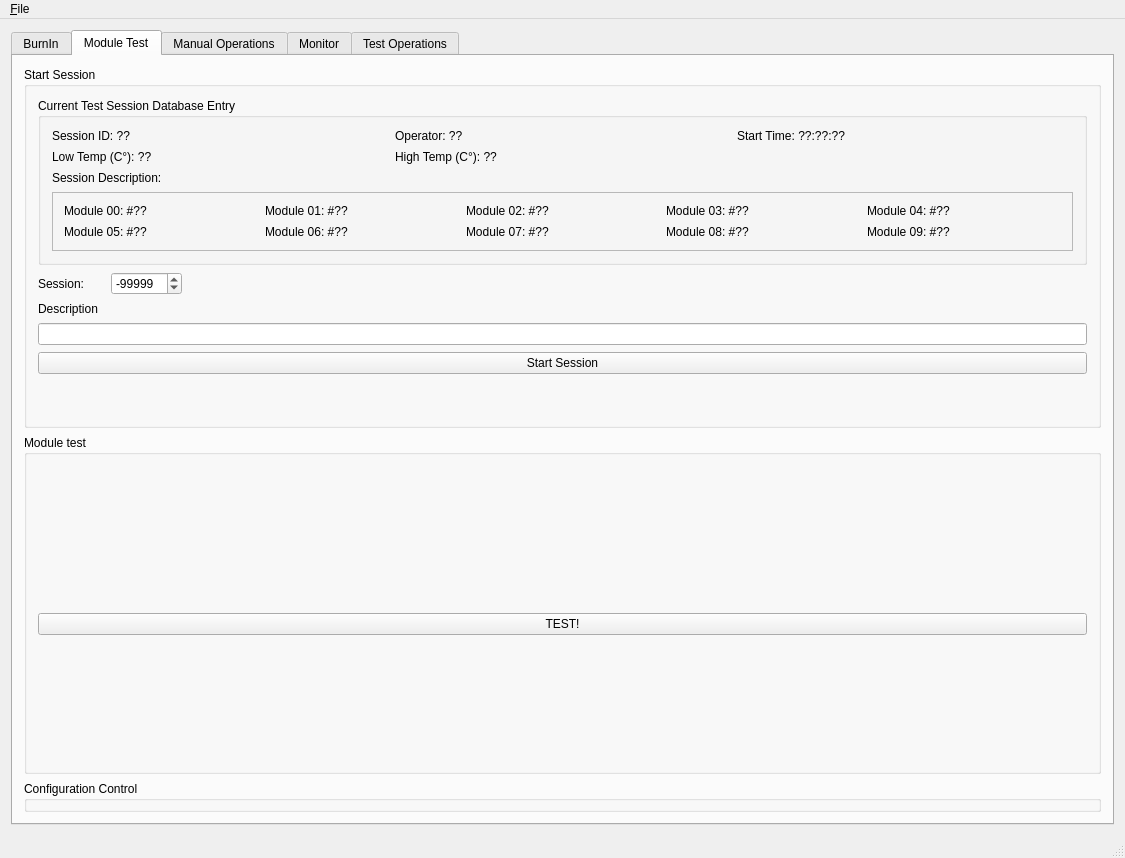
This is GUI.ui in pisaoutertracker/BurnIn_Controller as Qt 5 draws it before an edit. The edited form follows.
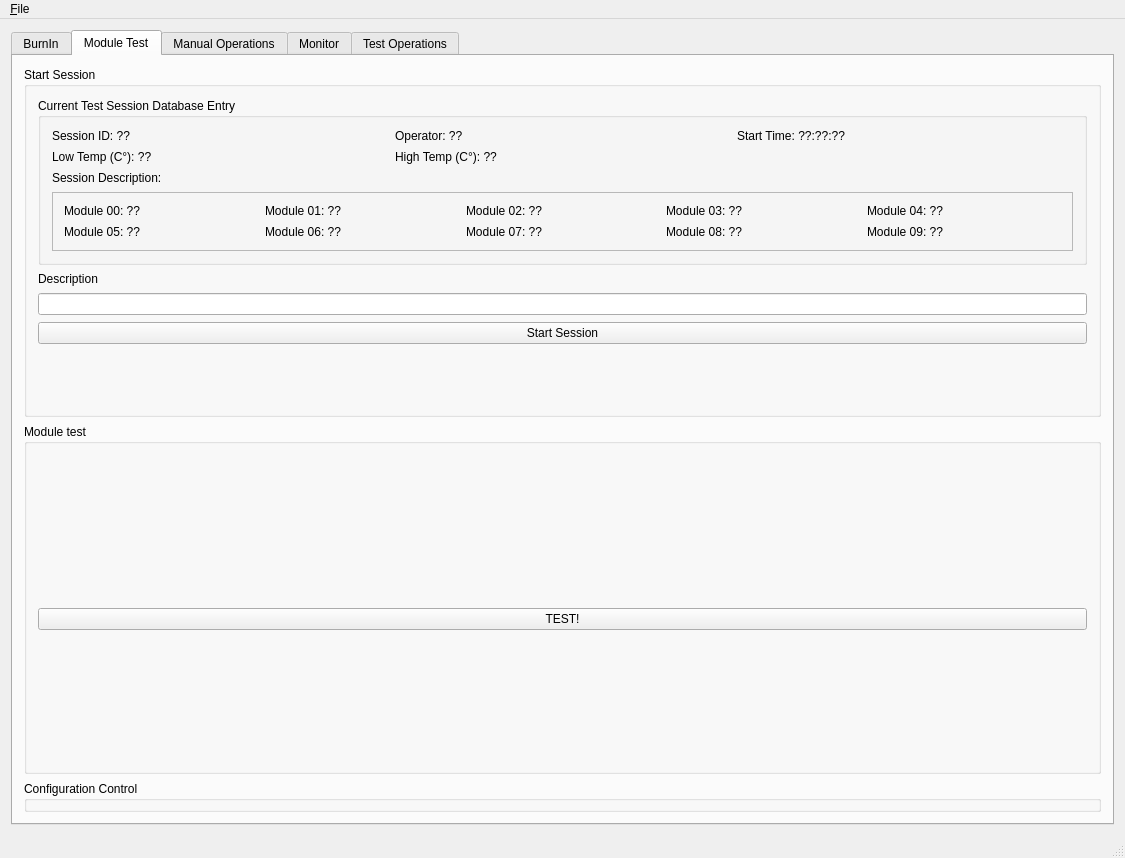
This is the edited form. Icons and pictures are not drawn. Custom widgets are drawn as their Qt base class.

Commit message: completed session database interface

What changed in the file:
```diff
--- a/GUI.ui
+++ b/GUI.ui
@@ -627,70 +627,70 @@
                  <item row="1" column="2">
                   <widget class="QLabel" name="Ctrl_Module07_tag">
                    <property name="text">
-                    <string>Module 07: #??</string>
+                    <string>Module 07: ??</string>
                    </property>
                   </widget>
                  </item>
                  <item row="1" column="0">
                   <widget class="QLabel" name="Ctrl_Module05_tag">
                    <property name="text">
-                    <string>Module 05: #??</string>
+                    <string>Module 05: ??</string>
                    </property>
                   </widget>
                  </item>
                  <item row="0" column="0">
                   <widget class="QLabel" name="Ctrl_Module00_tag">
                    <property name="text">
-                    <string>Module 00: #??</string>
+                    <string>Module 00: ??</string>
                    </property>
                   </widget>
                  </item>
                  <item row="0" column="4">
                   <widget class="QLabel" name="Ctrl_Module04_tag">
                    <property name="text">
-                    <string>Module 04: #??</string>
+                    <string>Module 04: ??</string>
                    </property>
                   </widget>
                  </item>
                  <item row="0" column="3">
                   <widget class="QLabel" name="Ctrl_Module03_tag">
                    <property name="text">
-                    <string>Module 03: #??</string>
+                    <string>Module 03: ??</string>
                    </property>
                   </widget>
                  </item>
                  <item row="1" column="4">
                   <widget class="QLabel" name="Ctrl_Module09_tag">
                    <property name="text">
-                    <string>Module 09: #??</string>
+                    <string>Module 09: ??</string>
                    </property>
                   </widget>
                  </item>
                  <item row="1" column="1">
                   <widget class="QLabel" name="Ctrl_Module06_tag">
                    <property name="text">
-                    <string>Module 06: #??</string>
+                    <string>Module 06: ??</string>
                    </property>
                   </widget>
                  </item>
                  <item row="1" column="3">
                   <widget class="QLabel" name="Ctrl_Module08_tag">
                    <property name="text">
-                    <string>Module 08: #??</string>
+                    <string>Module 08: ??</string>
                    </property>
                   </widget>
                  </item>
                  <item row="0" column="1">
                   <widget class="QLabel" name="Ctrl_Module01_tag">
                    <property name="text">
-                    <string>Module 01: #??</string>
+                    <string>Module 01: ??</string>
                    </property>
                   </widget>
                  </item>
                  <item row="0" column="2">
                   <widget class="QLabel" name="Ctrl_Module02_tag">
                    <property name="text">
-                    <string>Module 02: #??</string>
+                    <string>Module 02: ??</string>
                    </property>
                   </widget>
                  </item>
@@ -714,46 +714,6 @@
              </layout>
             </widget>
            </item>
-           <item>
-            <layout class="QHBoxLayout" name="horizontalLayout_14">
-             <item>
-              <widget class="QLabel" name="label_72">
-               <property name="text">
-                <string>Session:      </string>
-               </property>
-              </widget>
-             </item>
-             <item>
-              <widget class="QDoubleSpinBox" name="SeshID">
-               <property name="decimals">
-                <number>0</number>
-               </property>
-               <property name="minimum">
-                <double>-9999999.000000000000000</double>
-               </property>
-               <property name="maximum">
-                <double>9999999.000000000000000</double>
-               </property>
-               <property name="value">
-                <double>-99999.000000000000000</double>
-               </property>
-              </widget>
-             </item>
-             <item>
-              <spacer name="horizontalSpacer_15">
-               <property name="orientation">
-                <enum>Qt::Horizontal</enum>
-               </property>
-               <property name="sizeHint" stdset="0">
-                <size>
-                 <width>40</width>
-                 <height>20</height>
-                </size>
-               </property>
-              </spacer>
-             </item>
-            </layout>
-           </item>
            <item>
             <widget class="QLabel" name="label_82">
              <property name="text">
```
The commit also changes 2 other files.
